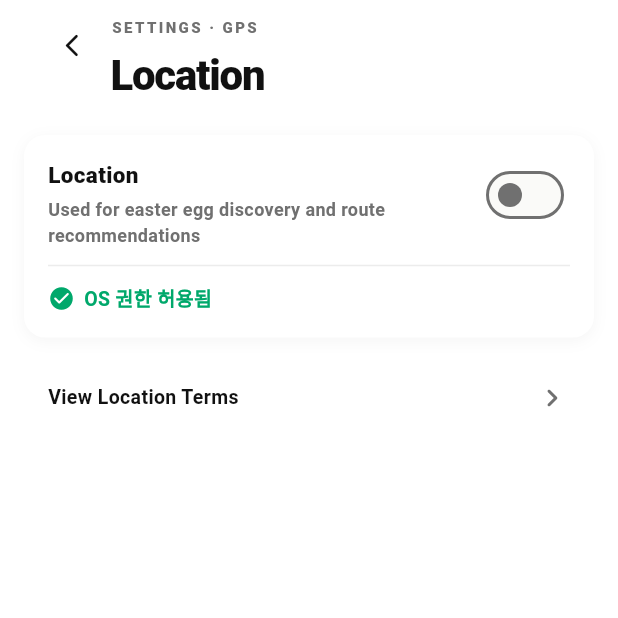
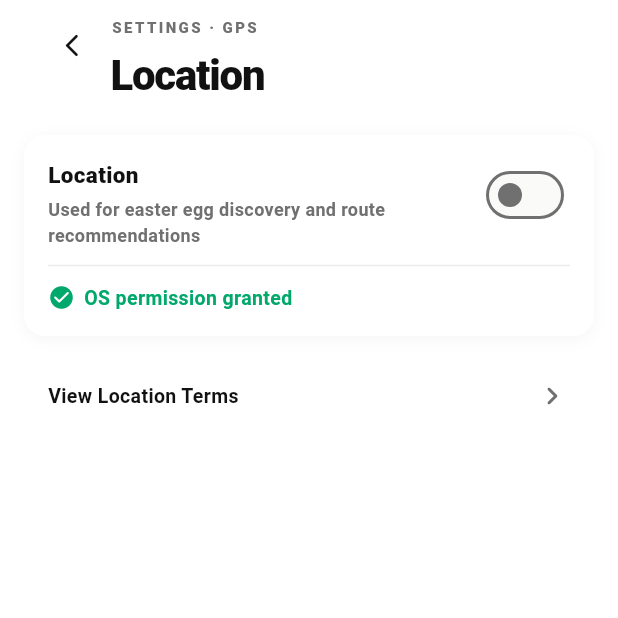
Before and after one commit to 202001381/retrace, a Flutter app: the LocationSettingsScreen screen opened directly, on a phone screen of 412 x 824 dp, the top half of it. Run offline on Flutter 3.47's test engine with Material 3 defaults, Android fonts, the phone set to English and light mode, and no system bars; our stand-ins replace cloud_firestore, firebase_core, flutter_map, geolocator, image_picker, latlong2 and 1 more; accounts and stored records are empty.

Commit message:
Final polish — location settings i18n + lock-window inline expiry
- Location settings OS-permission line ("OS 권한 허용됨" / "OS 권한이
  꺼져 있어요") now flips locale.

- _WindowFooter uses myluna_locked + plural helpers for ko/en.

- _RefreshInlineButton already wired to myluna_get_new_rec when lock
  window expires.

Final validation:
  311 i18n keys ko/en synced, all 4 layers (ARB / abstract / ko impl /
  en impl) consistent.
  68 backend tests pass.
  Python compile OK for backend/route.py + app.py.
  E2E with mixed time vars (weekend + holiday + lunch + light rain)
  returns coherent route + intent-first rationale + cache_key that
  carries all signals.

```diff
--- a/lib/l10n/app_en.arb
+++ b/lib/l10n/app_en.arb
@@ -377,5 +377,8 @@
   "myluna_lock_label_sec": "{sec}s",
   "@myluna_lock_label_sec": { "placeholders": { "sec": { "type": "int" } } },
   "myluna_lock_expired": "📍 New info arrived. Refresh the recommendation?",
-  "myluna_refresh_now": "Refresh now"
+  "myluna_refresh_now": "Refresh now",
+
+  "location_os_granted": "OS permission granted",
+  "location_os_denied": "OS permission is off"
 }
--- a/lib/l10n/app_ko.arb
+++ b/lib/l10n/app_ko.arb
@@ -378,5 +378,8 @@
   "myluna_lock_label_sec": "{sec}초",
   "@myluna_lock_label_sec": { "placeholders": { "sec": { "type": "int" } } },
   "myluna_lock_expired": "📍 새 정보가 들어왔어요. 추천을 갱신할까요?",
-  "myluna_refresh_now": "지금 갱신"
+  "myluna_refresh_now": "지금 갱신",
+
+  "location_os_granted": "OS 권한 허용됨",
+  "location_os_denied": "OS 권한이 꺼져 있어요"
 }
--- a/lib/screens/mypage/location_settings_screen.dart
+++ b/lib/screens/mypage/location_settings_screen.dart
@@ -211,14 +211,15 @@ class _PermStatusRow extends StatelessWidget {
 
   @override
   Widget build(BuildContext context) {
+    final l = AppL10n.of(context)!;
     if (granted) {
       return Row(
-        children: const [
-          Icon(Icons.check_circle_rounded,
+        children: [
+          const Icon(Icons.check_circle_rounded,
               size: 18, color: AppColors.mint),
-          SizedBox(width: 6),
-          Text('OS 권한 허용됨',
-              style: TextStyle(
+          const SizedBox(width: 6),
+          Text(l.location_os_granted,
+              style: const TextStyle(
                 fontSize: 13,
                 fontWeight: FontWeight.w700,
                 color: AppColors.mint,
@@ -230,13 +231,13 @@ class _PermStatusRow extends StatelessWidget {
       crossAxisAlignment: CrossAxisAlignment.start,
       children: [
         Row(
-          children: const [
-            Icon(Icons.warning_amber_rounded,
+          children: [
+            const Icon(Icons.warning_amber_rounded,
                 size: 18, color: AppColors.red),
-            SizedBox(width: 6),
+            const SizedBox(width: 6),
             Expanded(
-              child: Text('OS 권한이 꺼져 있어요',
-                  style: TextStyle(
+              child: Text(l.location_os_denied,
+                  style: const TextStyle(
                     fontSize: 13,
                     fontWeight: FontWeight.w700,
                     color: AppColors.red,
```
Also changed, not shown: lib/l10n/generated/app_localizations.dart, lib/l10n/generated/app_localizations_en.dart, lib/l10n/generated/app_localizations_ko.dart.
